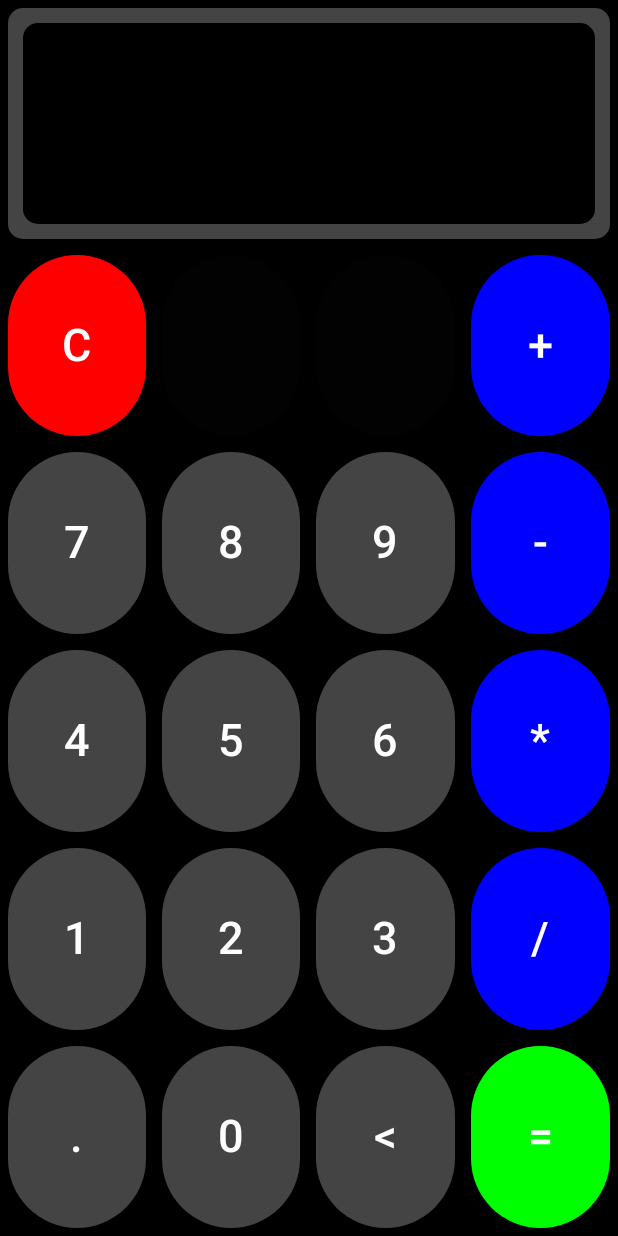
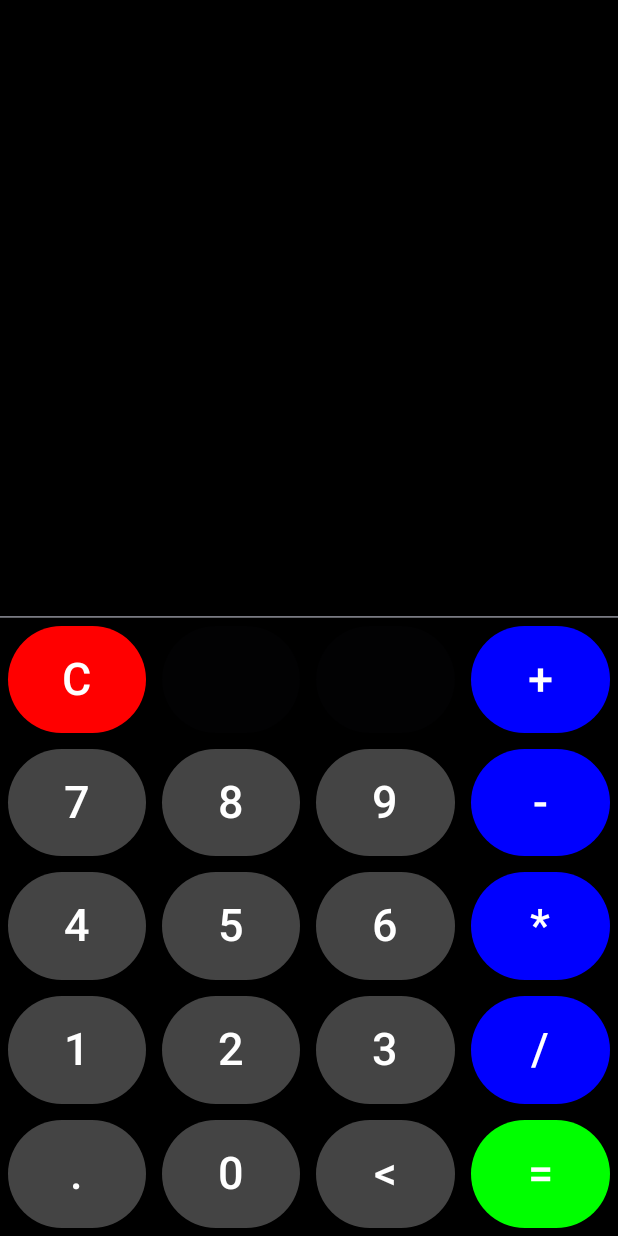
Before and after one commit to Ankumeah/Calculater, an Android app built with Jetpack Compose: the screen it shows after launch (MainActivity), after a tap on an icon or button, on a phone screen of 412 x 824 dp. Run offline under Robolectric (Android 15) with nearby library versions, the phone set to English and light mode, and no system bars.

Commit message:
improved ui, can handel bigger numbers and fixed bugs

```diff
--- a/app/src/main/java/com/example/calculater/MainActivity.kt
+++ b/app/src/main/java/com/example/calculater/MainActivity.kt
@@ -1,6 +1,8 @@
 package com.example.calculater
 
+import android.content.Context
 import android.os.Bundle
+import android.widget.Toast
 import androidx.activity.ComponentActivity
 import androidx.activity.compose.setContent
 import androidx.activity.enableEdgeToEdge
@@ -10,6 +12,7 @@ import androidx.compose.foundation.layout.Box
 import androidx.compose.foundation.layout.Column
 import androidx.compose.foundation.layout.PaddingValues
 import androidx.compose.foundation.layout.Row
+import androidx.compose.foundation.layout.Spacer
 import androidx.compose.foundation.layout.fillMaxSize
 import androidx.compose.foundation.layout.fillMaxWidth
 import androidx.compose.foundation.layout.padding
@@ -20,6 +23,7 @@ import androidx.compose.foundation.pager.rememberPagerState
 import androidx.compose.foundation.shape.RoundedCornerShape
 import androidx.compose.material3.Button
 import androidx.compose.material3.ButtonDefaults
+import androidx.compose.material3.HorizontalDivider
 import androidx.compose.material3.Scaffold
 import androidx.compose.material3.Surface
 import androidx.compose.material3.Text
@@ -30,11 +34,14 @@ import androidx.compose.runtime.remember
 import androidx.compose.ui.Alignment
 import androidx.compose.ui.Modifier
 import androidx.compose.ui.graphics.Color
+import androidx.compose.ui.platform.LocalContext
+import androidx.compose.ui.text.style.TextAlign
 import androidx.compose.ui.tooling.preview.Preview
 import androidx.compose.ui.unit.dp
 import androidx.compose.ui.unit.sp
 import com.example.calculater.ui.theme.CalculaterTheme
 import net.objecthunter.exp4j.ExpressionBuilder
+import java.math.BigDecimal
 
 class MainActivity : ComponentActivity() {
     override fun onCreate(savedInstanceState: Bundle?) {
@@ -52,7 +59,7 @@ class MainActivity : ComponentActivity() {
 
 @OptIn(ExperimentalFoundationApi::class)
 @Composable
-fun MainScreen(innerpadding: PaddingValues =  PaddingValues(start=0.0.dp, top=24.0.dp, end=0.0.dp, bottom=0.0.dp)) {
+fun MainScreen(innerPadding: PaddingValues =  PaddingValues(start=0.0.dp, top=24.0.dp, end=0.0.dp, bottom=0.0.dp)) {
     val pagerState = rememberPagerState(pageCount = { 2 })
     val history = remember { mutableStateOf(mutableListOf<String>()) }
 
@@ -61,42 +68,46 @@ fun MainScreen(innerpadding: PaddingValues =  PaddingValues(start=0.0.dp, top=24
         modifier = Modifier.fillMaxSize()
     ) { page ->
         when (page) {
-            0 -> Screen(history = history, modifier = Modifier.fillMaxSize().padding(innerpadding))
-            1 -> HistoryScreen(texts = history.value, modifier = Modifier.padding(innerpadding))
+            0 -> Screen(history = history, modifier = Modifier.fillMaxSize().padding(innerPadding), LocalContext.current)
+            1 -> HistoryScreen(texts = history.value, modifier = Modifier.padding(innerPadding))
         }
     }
 }
 
 @Composable
-fun Screen(history: MutableState<MutableList<String>>, modifier: Modifier = Modifier) {
+fun Screen(history: MutableState<MutableList<String>>, modifier: Modifier = Modifier, context : Context) {
     val equation = remember { mutableStateOf("") }
 
     fun eval(expression: String): Double {
         return ExpressionBuilder(expression).build().evaluate()
     }
 
-    fun Double.toIntOrString(): Any {
-        return if (this % 1 == 0.0) this.toInt() else this.toString()
+    fun BigDecimal.toIntOrString(): Any {
+        return if (this.remainder(BigDecimal.ONE) == 0.0.toBigDecimal()) this.toBigInteger() else this.toString()
     }
 
     fun storeEquation(input: String) {
-        if (input != "C" && input != "<" && input != "=") {
-            equation.value += input
-        } else if (input == "C") {
-            equation.value = ""
-        } else if (input == "<") {
-            equation.value = equation.value.slice(0 until equation.value.length - 1)
-        } else {
-            try {
-                val resultAsDouble = eval(equation.value)
-                val result = resultAsDouble.toIntOrString()
-                history.value.add("${equation.value} = $result")
+        when(input) {
+            "=" -> {
+                if ("+" in equation.value || "-" in equation.value || "*" in equation.value || "/" in equation.value) {
+                    try {
+                        val resultAsDouble = eval(equation.value).toBigDecimal()
+                        println(resultAsDouble)
+                        val result = resultAsDouble.toIntOrString()
+                        history.value.add("${equation.value} = $result")
 
-                equation.value = result.toString()
+                        equation.value = result.toString()
+                    } catch (e: Exception) {
+                        equation.value = "Error"
+                    }
+                }
+                else {
+                    Toast.makeText(context, "Please enter an operator", Toast.LENGTH_SHORT).show()
+                }
             }
-            catch (e: Exception) {
-                equation.value = "Error"
-            }
+            "C" -> equation.value = ""
+            "<" -> equation.value = equation.value.slice(0 until equation.value.length - 1)
+            else -> if (equation.value.length >= 250) Toast.makeText(context, "Equation length cannot exceed 250 characters", Toast.LENGTH_SHORT).show() else equation.value += input
         }
     }
 
@@ -107,19 +118,23 @@ fun Screen(history: MutableState<MutableList<String>>, modifier: Modifier = Modi
 
     Surface(color = Color.Black, modifier = Modifier.fillMaxSize()) {
         Column {
-            Row(modifier = Modifier.weight(0.2f)) {
+            Column(modifier = Modifier.weight(0.5f)) {
                 Box(modifier = Modifier
-                    .fillMaxSize()
-                    .padding(5.dp)
-                    .background(Color.DarkGray, shape = RoundedCornerShape(10.dp))
-                    .padding(10.dp)
-                    .background(Color.Black, shape = RoundedCornerShape(10.dp)),
-                    contentAlignment = Alignment.Center) {
-                    Text(text = equation.value, color = Color.White, fontSize = 30.sp)
+                    .fillMaxWidth()
+                    .padding(15.dp)
+                    .weight(1f)
+                    , contentAlignment = Alignment.BottomEnd) {
+                    Text(
+                        text = equation.value,
+                        color = Color.White,
+                        fontSize = 30.sp,
+                        textAlign = TextAlign.End
+                    )
                 }
+                HorizontalDivider(modifier = Modifier.background(Color.DarkGray))
             }
 
-            Row(modifier = Modifier.weight(0.8f)) {
+            Row(modifier = Modifier.weight(0.5f)) {
                 val complexList: List<List<List<Any>>> = listOf(
                     listOf(
                         listOf("C", Color.Red, true),
@@ -176,16 +191,17 @@ fun Screen(history: MutableState<MutableList<String>>, modifier: Modifier = Modi
 
 @Composable
 fun HistoryScreen(modifier: Modifier = Modifier, texts: List<String>) {
-    Column(modifier = Modifier.background(Color.DarkGray)) {
+    Column(modifier = Modifier.background(Color.Black)) {
+        Spacer(modifier = Modifier.background(Color.Black).weight(0.025f))
         Column(modifier = Modifier.weight(0.05f)) {
-            Box(contentAlignment = Alignment.Center, modifier = Modifier.fillMaxSize().background(Color.DarkGray).padding(5.dp).background(Color.Black, shape = RoundedCornerShape(10.dp))) {
+            Box(contentAlignment = Alignment.Center, modifier = Modifier.fillMaxSize().background(Color.Black).padding(5.dp).background(Color.DarkGray, shape = RoundedCornerShape(10.dp))) {
                 Text(text = "History", color = Color.White, fontSize = 20.sp)
             }
         }
         LazyColumn(
             modifier = Modifier
-                .weight(0.95f)
-                .background(Color.DarkGray),
+                .weight(0.975f)
+                .background(Color.Black),
         ) {
             items(texts) { text ->
                 Text(
@@ -193,7 +209,7 @@ fun HistoryScreen(modifier: Modifier = Modifier, texts: List<String>) {
                     modifier = Modifier
                         .fillMaxWidth()
                         .padding(5.dp)
-                        .background(Color.Black, shape = RoundedCornerShape(10.dp))
+                        .background(Color.DarkGray, shape = RoundedCornerShape(10.dp))
                         .padding(10.dp),
                     color = Color.White,
                     fontSize = 20.sp
@@ -208,7 +224,5 @@ fun HistoryScreen(modifier: Modifier = Modifier, texts: List<String>) {
 fun PreviewScreen() {
     CalculaterTheme {
         MainScreen()
-        //Screen()
-        //HistoryScreen(texts = listOf("1","2","3","4","5",))
     }
 }
```
